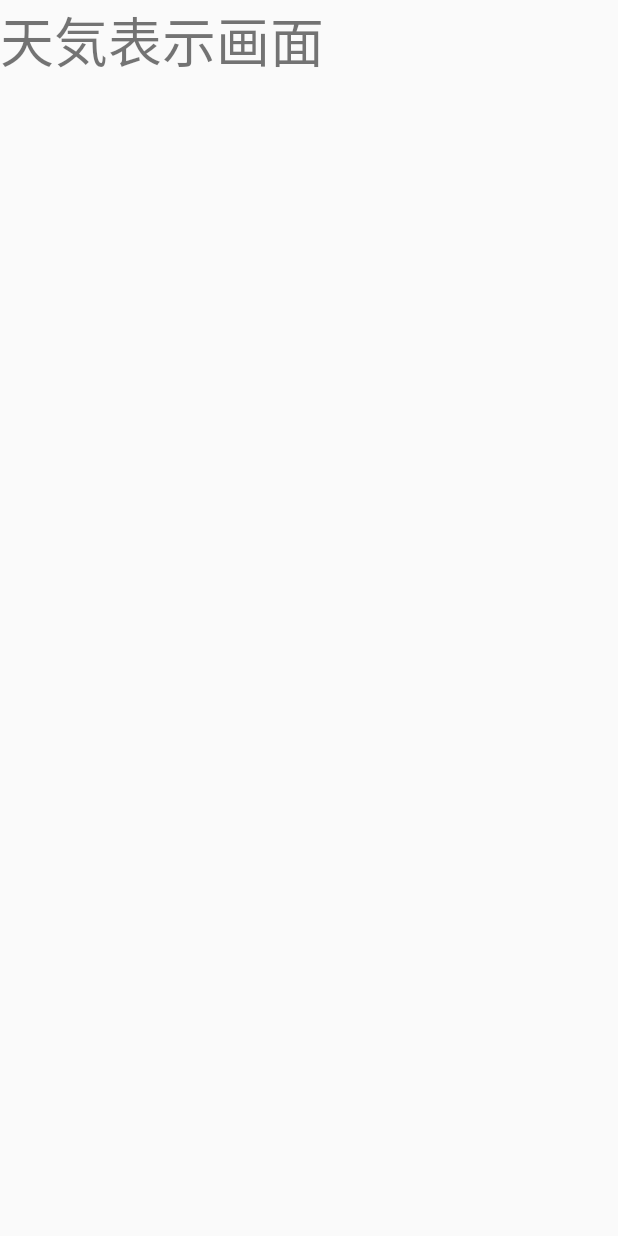
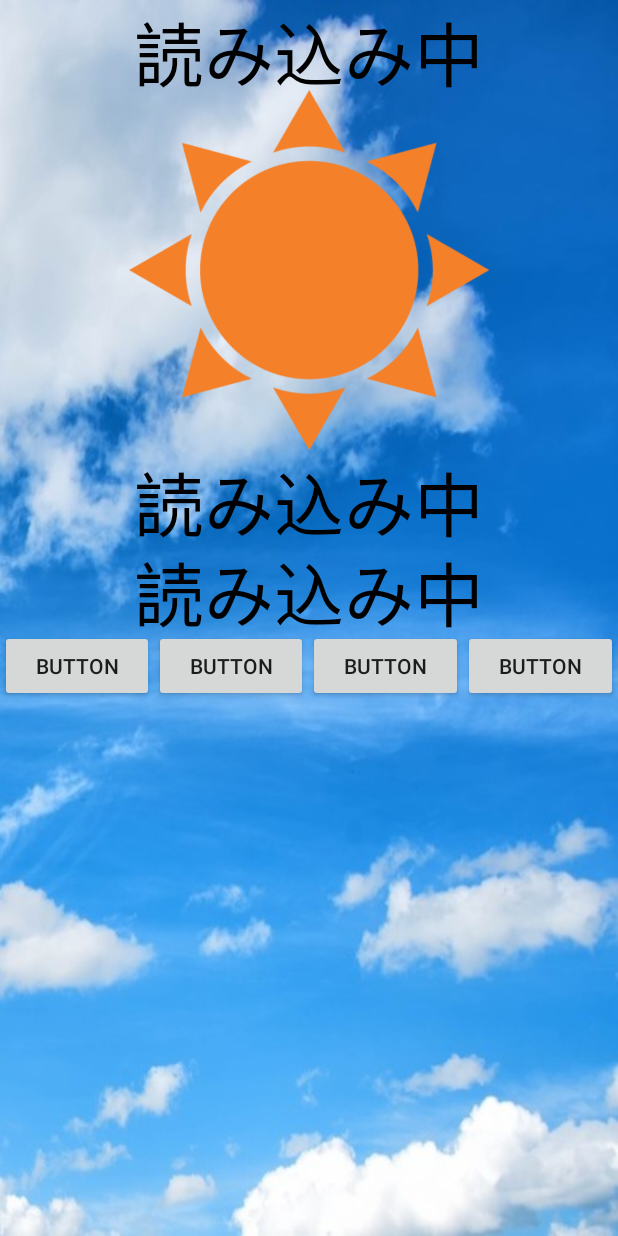
Before and after one commit to x16g027/X16G_A, an Android app: the layout activity_weather.xml on its own in the app's theme, with its tools: preview values and no code run, on a phone screen of 412 x 824 dp. Run offline under Robolectric (Android 15) with nearby library versions, the phone set to English and light mode, and no system bars.

Commit message:
１２月３日　天候表示画面レイアウト更新

```diff
--- a/app/src/main/res/layout/activity_weather.xml
+++ b/app/src/main/res/layout/activity_weather.xml
@@ -1,16 +1,83 @@
 <?xml version="1.0" encoding="utf-8"?>
-<LinearLayout xmlns:android="http://schemas.android.com/apk/res/android"
+<FrameLayout xmlns:android="http://schemas.android.com/apk/res/android"
     xmlns:app="http://schemas.android.com/apk/res-auto"
     xmlns:tools="http://schemas.android.com/tools"
     android:layout_width="match_parent"
     android:layout_height="match_parent"
+    android:background="@drawable/sunny_sky"
     tools:context=".Weather">
 
-    <TextView
-        android:id="@+id/textView3"
-        android:layout_width="wrap_content"
-        android:layout_height="wrap_content"
-        android:layout_weight="1"
-        android:text="天気表示画面"
-        android:textSize="36sp" />
-</LinearLayout>
+    <LinearLayout
+        android:layout_width="match_parent"
+        android:layout_height="match_parent"
+        android:orientation="vertical">
+
+        <TextView
+            android:id="@+id/dateT"
+            android:layout_width="match_parent"
+            android:layout_height="60dp"
+            android:gravity="center"
+            android:text="読み込み中"
+            android:textColor="@android:color/background_dark"
+            android:textSize="70px" />
+
+        <ImageView
+            android:id="@+id/imageView"
+            android:layout_width="wrap_content"
+            android:layout_height="240dp"
+            app:srcCompat="@drawable/sunny" />
+
+        <TextView
+            android:id="@+id/temperature"
+            android:layout_width="match_parent"
+            android:layout_height="60dp"
+            android:gravity="center"
+            android:text="読み込み中"
+            android:textColor="@android:color/background_dark"
+            android:textSize="70px" />
+
+        <TextView
+            android:id="@+id/temperature2"
+            android:layout_width="match_parent"
+            android:layout_height="60dp"
+            android:gravity="center"
+            android:text="読み込み中"
+            android:textColor="@android:color/background_dark"
+            android:textSize="70px" />
+
+        <LinearLayout
+            android:layout_width="match_parent"
+            android:layout_height="match_parent"
+            android:orientation="horizontal">
+
+            <Button
+                android:id="@+id/button"
+                android:layout_width="wrap_content"
+                android:layout_height="wrap_content"
+                android:layout_weight="1"
+                android:text="Button" />
+
+            <Button
+                android:id="@+id/button2"
+                android:layout_width="wrap_content"
+                android:layout_height="wrap_content"
+                android:layout_weight="1"
+                android:text="Button" />
+
+            <Button
+                android:id="@+id/button3"
+                android:layout_width="wrap_content"
+                android:layout_height="wrap_content"
+                android:layout_weight="1"
+                android:text="Button" />
+
+            <Button
+                android:id="@+id/button4"
+                android:layout_width="wrap_content"
+                android:layout_height="wrap_content"
+                android:layout_weight="1"
+                android:text="Button" />
+        </LinearLayout>
+    </LinearLayout>
+
+</FrameLayout>
```
Also changed, not shown: app/src/main/res/drawable/cloudy.png (added), app/src/main/res/drawable/cloudy_sky.jpg (added), app/src/main/res/drawable/rainny.png (added), app/src/main/res/drawable/raniny_sky.jpg (added), app/src/main/res/drawable/sunny.png (added), app/src/main/res/drawable/sunny_sky.jpg (added).
